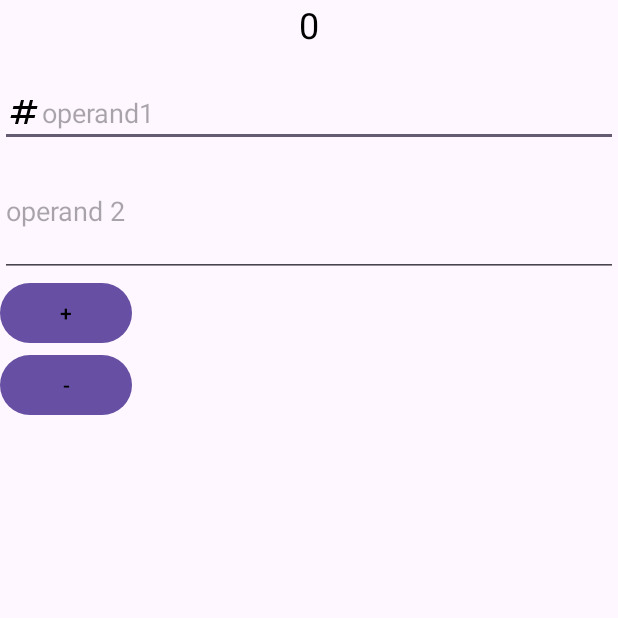
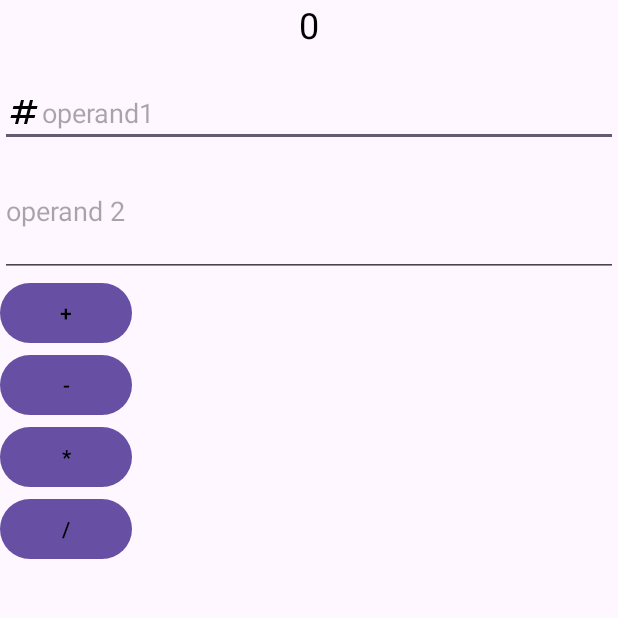
Before and after one commit to KomnisEvangelos/MVC-Calculator, an Android app: the MainActivity screen opened directly, with no data from a screen before it, on a phone screen of 412 x 824 dp, the top half of it. Run offline under Robolectric (Android 15) with nearby library versions, the phone set to English and light mode, and no system bars.

Commit message:
added multiply button and division button and connect them to main project

```diff
--- a/app/src/main/res/layout/activity_main.xml
+++ b/app/src/main/res/layout/activity_main.xml
@@ -51,4 +51,23 @@
         android:onClick="onSubtractButtonClicked"
         />
 
+    <Button
+        android:id="@+id/multiplyBtn"
+        android:layout_width="wrap_content"
+        android:layout_height="wrap_content"
+        android:onClick="onMultiplyButtonClicked"
+        android:shadowColor="@color/white"
+        android:text="*"
+        android:textColor="@color/black"
+        />
+    <Button
+        android:layout_width="wrap_content"
+        android:layout_height="wrap_content"
+        android:shadowColor="@color/white"
+        android:textColor="@color/black"
+        android:id="@+id/divisionBtn"
+        android:text="/"
+        android:onClick="onDivisionButtonClicked"
+        />
+
 </LinearLayout>
```
Also changed, not shown: app/src/main/java/com/example/mvc_calculator/Controllers/CalculatorController.java (+9 -0 lines), app/src/main/java/com/example/mvc_calculator/Views/MainActivity.java (+13 -0 lines).
